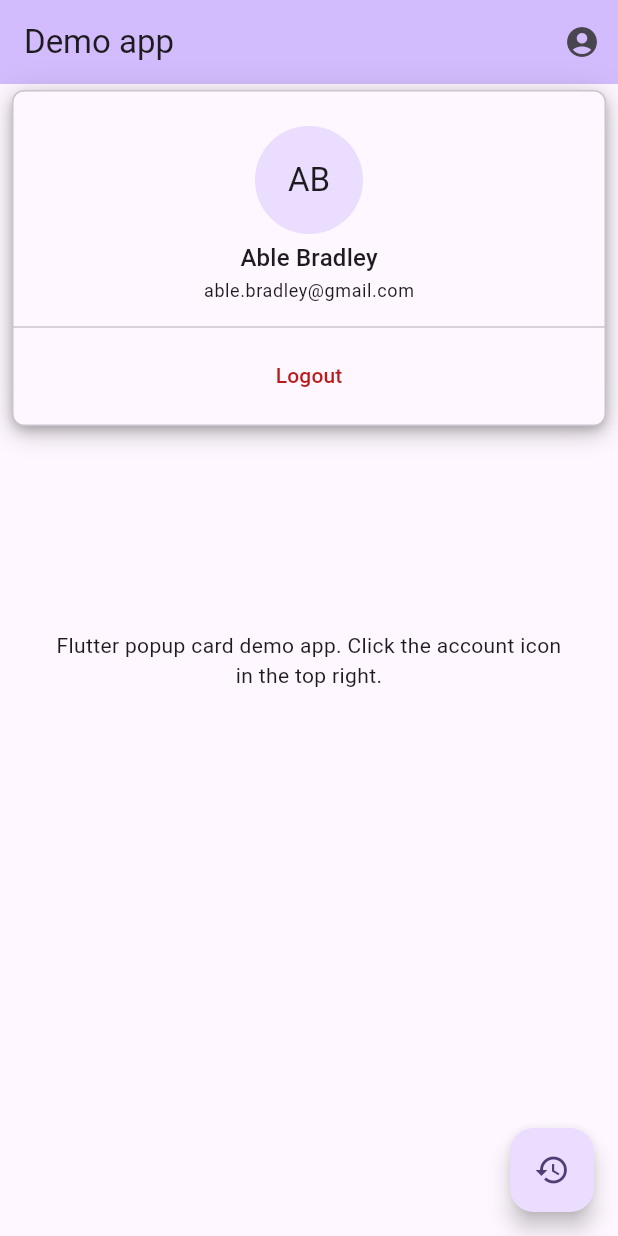
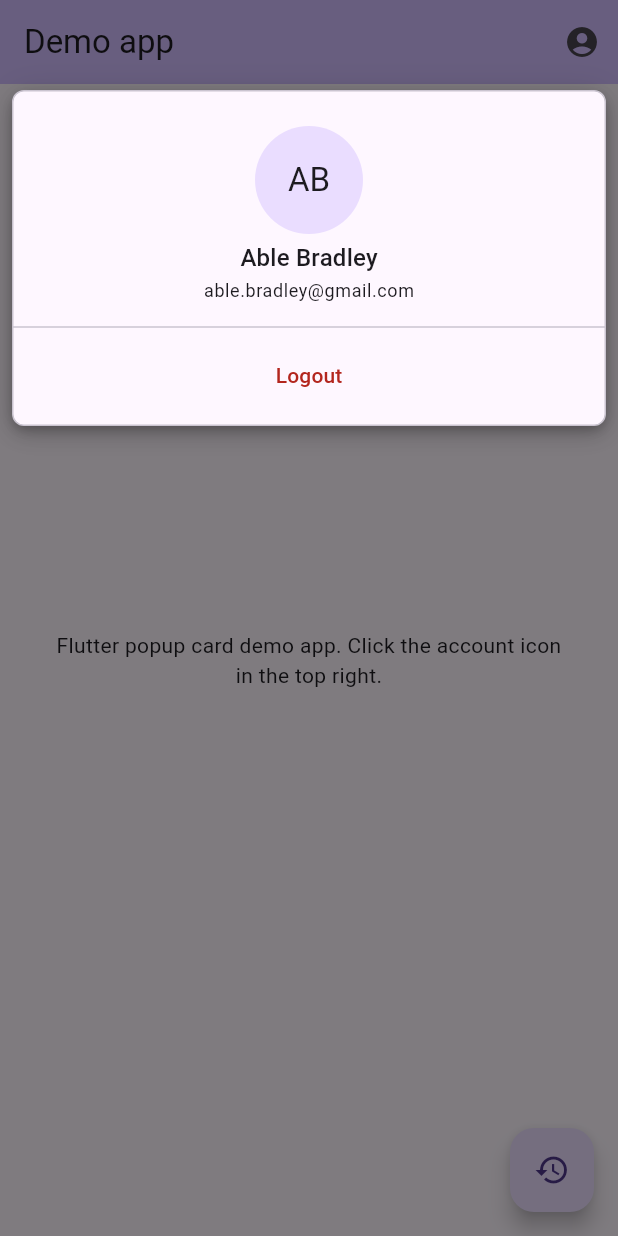
Before and after one commit to jacksoncurrie/flutter_popup_card, a Flutter app: the screen it shows after launch, after a tap on the "account circle" icon, on a phone screen of 412 x 824 dp. Run offline on Flutter 3.47's test engine with Material 3 defaults, Android fonts, the phone set to English and light mode, and no system bars.

Commit message:
Add `dimBackground` option to popup

````diff
--- a/example/lib/main.dart
+++ b/example/lib/main.dart
@@ -14,10 +14,8 @@ class MyApp extends StatelessWidget {
   Widget build(BuildContext context) {
     return MaterialApp(
       title: 'Demo app',
-      theme: ThemeData(
-        colorScheme: ColorScheme.fromSeed(seedColor: Colors.deepPurple),
-        useMaterial3: true,
-      ),
+      theme: ThemeData(),
+      darkTheme: ThemeData.dark(),
       home: const MyHomePage(title: 'Demo app'),
     );
   }
@@ -62,6 +60,7 @@ class _MyHomePageState extends State<MyHomePage> {
       offset: const Offset(-8, 60),
       alignment: Alignment.topRight,
       useSafeArea: true,
+      dimBackground: true,
     );
     if (result == null) return;
     setState(() {
--- a/example/pubspec.yaml
+++ b/example/pubspec.yaml
@@ -15,7 +15,7 @@ dependencies:
     path: ../
 
 dev_dependencies:
-  flutter_lints: ^2.0.3
+  flutter_lints: ^4.0.0
   flutter_test:
     sdk: flutter
 
--- a/lib/flutter_popup_card.dart
+++ b/lib/flutter_popup_card.dart
@@ -53,6 +53,7 @@ import 'package:flutter/material.dart';
 ///   offset: const Offset(-16, 70),
 ///   alignment: Alignment.topRight,
 ///   useSafeArea: true,
+///   dimBackground: true,
 /// );
 /// ```
 ///
@@ -69,6 +70,7 @@ Future<T?> showPopupCard<T>({
   AlignmentGeometry alignment = Alignment.center,
   Offset offset = Offset.zero,
   bool useSafeArea = false,
+  bool dimBackground = false,
 }) {
   return Navigator.of(context).push<T>(
     PopupCardRoute<T>(
@@ -76,6 +78,7 @@ Future<T?> showPopupCard<T>({
       alignment: alignment,
       offset: offset,
       useSafeArea: useSafeArea,
+      dimBackground: dimBackground,
     ),
   );
 }
@@ -92,6 +95,7 @@ class PopupCardRoute<T> extends OverlayRoute<T> {
     this.alignment = Alignment.center,
     this.offset = Offset.zero,
     this.useSafeArea = false,
+    this.dimBackground = false,
   });
 
   /// The builder that creates the widget to be popped up.
@@ -117,9 +121,15 @@ class PopupCardRoute<T> extends OverlayRoute<T> {
   /// This will put the popup outside of intrusions of the operating system.
   final bool useSafeArea;
 
+  /// Whether the popup should dim the background behind it.
+  ///
+  /// This will add a dark overlay behind the popup to make the card stand out
+  /// more.
+  final bool dimBackground;
+
   @override
   Iterable<OverlayEntry> createOverlayEntries() {
-    final innerWidget = Transform.translate(
+    Widget innerWidget = Transform.translate(
       offset: offset,
       child: Align(
         alignment: alignment,
@@ -133,13 +143,24 @@ class PopupCardRoute<T> extends OverlayRoute<T> {
       ),
     );
 
+    if (useSafeArea) {
+      innerWidget = SafeArea(child: innerWidget);
+    }
+
+    if (dimBackground) {
+      innerWidget = DecoratedBox(
+        decoration: BoxDecoration(color: Colors.black.withOpacity(0.5)),
+        child: innerWidget,
+      );
+    }
+
     return [
       OverlayEntry(
         builder: (context) {
           return GestureDetector(
             behavior: HitTestBehavior.opaque,
             onTap: Navigator.of(context).maybePop,
-            child: useSafeArea ? SafeArea(child: innerWidget) : innerWidget,
+            child: innerWidget,
           );
         },
       ),
--- a/pubspec.yaml
+++ b/pubspec.yaml
@@ -1,6 +1,6 @@
 name: flutter_popup_card
 description: A Flutter plugin to create a card or custom widget that can popup overtop of your main app.
-version: 0.0.5
+version: 0.0.6
 homepage: https://github.com/jacksoncurrie/flutter_popup_card
 repository: https://github.com/jacksoncurrie/flutter_popup_card
 issue_tracker: https://github.com/fluttercommunity/plus_plugins/labels/package_info_plus
@@ -14,7 +14,7 @@ dependencies:
     sdk: flutter
 
 dev_dependencies:
-  flutter_lints: ^2.0.3
+  flutter_lints: ^4.0.0
   flutter_test:
     sdk: flutter
 
````
Also changed, not shown: example/pubspec.lock, 7 other files.
